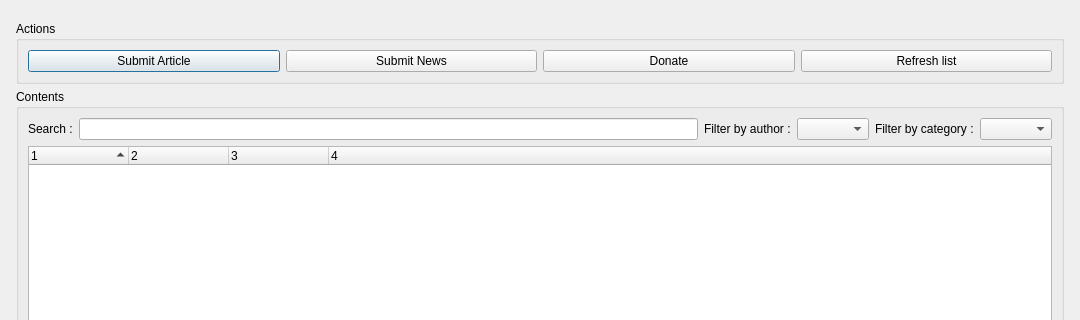
Old version of the form qtribu/gui/dlg_contents.ui in the repository geotribu/qtribu; both pictures show x 0 to 1080 and y 0 to 320 of the 1080 by 640 pixel window.
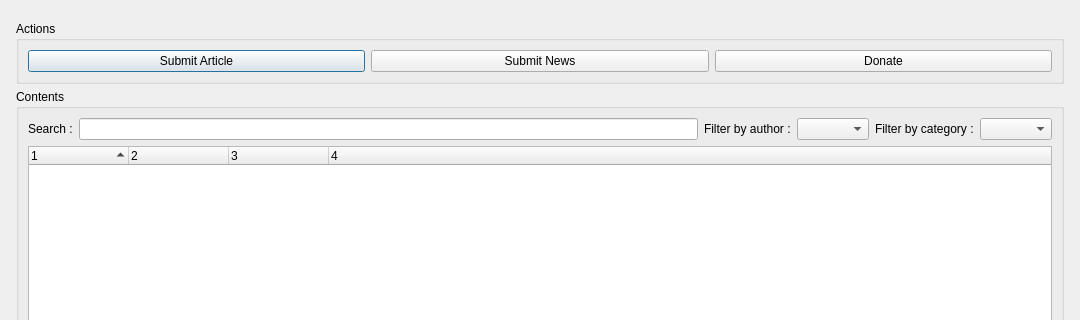
New version of the form. Custom widgets are drawn as their Qt base class.

Commit message: Add marker value

Diff of the .ui file:
```diff
--- a/qtribu/gui/dlg_contents.ui
+++ b/qtribu/gui/dlg_contents.ui
@@ -99,22 +99,6 @@
             </property>
            </widget>
           </item>
-          <item>
-           <widget class="QPushButton" name="refresh_list_button">
-            <property name="sizePolicy">
-             <sizepolicy hsizetype="Expanding" vsizetype="Fixed">
-              <horstretch>0</horstretch>
-              <verstretch>0</verstretch>
-             </sizepolicy>
-            </property>
-            <property name="cursor">
-             <cursorShape>PointingHandCursor</cursorShape>
-            </property>
-            <property name="text">
-             <string>Refresh list</string>
-            </property>
-           </widget>
-          </item>
          </layout>
         </item>
        </layout>
```
Left out of the diff: 6 changed lines with no effect on the pictures. The commit also changes 1 other file.
